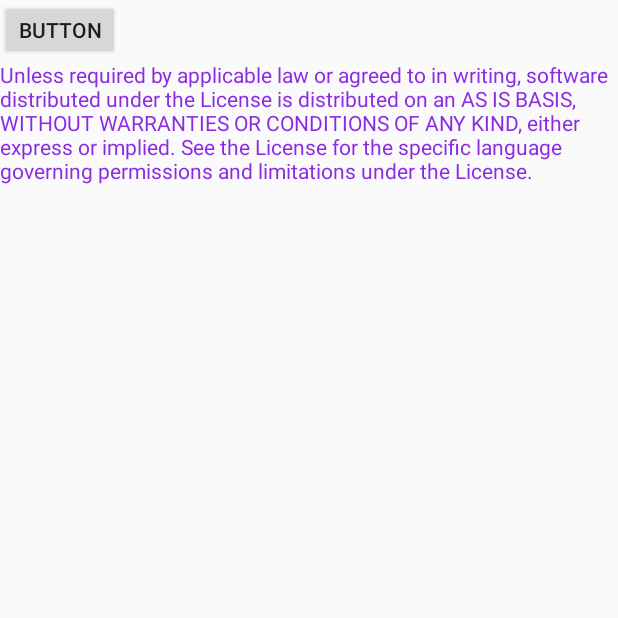
After one commit to sifeier/One, an Android app: the ButterknifeActivity screen opened directly, with no data from a screen before it, on a phone screen of 412 x 824 dp, the top half of it. The commit adds this screen. Run offline under Robolectric (Android 15) with nearby library versions, the phone set to English and light mode, and no system bars; our stand-ins replace ButterKnife.

Commit message:
update hahah

```diff
--- a/app/build.gradle
+++ b/app/build.gradle
@@ -40,6 +40,9 @@ dependencies {
 
     compile 'com.android.support:design:22.2.0'
 
+    compile 'com.jakewharton:butterknife:7.0.1'
+
+
     // 下拉刷新, 已经接入源代码
     // compile 'com.yalantis:phoenix:1.2.1'
 
--- a/app/src/main/java/com/one/LauchActivity.java
+++ b/app/src/main/java/com/one/LauchActivity.java
@@ -18,6 +18,7 @@ import android.view.ViewGroup;
 import android.widget.TextView;
 
 import com.demo.view.SpinnerActivity;
+import com.one.activity.ButterknifeActivity;
 import com.one.activity.FrameLayoutActivity;
 import com.one.activity.KeyboardActivity;
 import com.one.activity.ScreenLockActivity;
@@ -167,6 +168,7 @@ public class LauchActivity extends ActionBarActivity {
             parent.findViewById(R.id.webview_btn).setOnClickListener(this);
             parent.findViewById(R.id.auto_btn).setOnClickListener(this);
             parent.findViewById(R.id.expand_lv_btn).setOnClickListener(this);
+            parent.findViewById(R.id.butterknife_btn).setOnClickListener(this);
         }
 
         @Override
@@ -175,6 +177,10 @@ public class LauchActivity extends ActionBarActivity {
             switch (v.getId()) {
                 case R.id.expand_lv_btn:
                     intent = new Intent(mContext, ExpandLvActivity.class);
+                    startActivity(intent);
+                    break;
+                case R.id.butterknife_btn:
+                    intent = new Intent(mContext, ButterknifeActivity.class);
                     startActivity(intent);
                     break;
                 case R.id.webview_btn:
--- /dev/null
+++ b/app/src/main/java/com/one/activity/ButterknifeActivity.java
@@ -0,0 +1,42 @@
+package com.one.activity;
+
+import com.one.R;
+
+import android.app.Activity;
+import android.os.Bundle;
+import android.view.View;
+import android.widget.Button;
+import android.widget.TextView;
+
+import butterknife.Bind;
+import butterknife.ButterKnife;
+import butterknife.OnClick;
+
+/**
+ * Created by buke on 15/11/2.
+ */
+public class ButterknifeActivity extends Activity {
+
+    @Bind(R.id.view_btn)
+    Button mViewBtn;
+
+    @Bind(R.id.view_tv)
+    TextView mViewTv;
+
+    @OnClick(R.id.view_btn)
+    void btnOnClick() {
+        if (mViewTv.getVisibility() == View.VISIBLE) {
+            mViewTv.setVisibility(View.GONE);
+        } else {
+            mViewTv.setVisibility(View.VISIBLE);
+        }
+    }
+
+    @Override
+    protected void onCreate(Bundle savedInstanceState) {
+        super.onCreate(savedInstanceState);
+        setContentView(R.layout.ac_butterknife_example);
+        ButterKnife.bind(this);
+    }
+
+}
--- /dev/null
+++ b/app/src/main/res/layout/ac_butterknife_example.xml
@@ -0,0 +1,22 @@
+<?xml version="1.0" encoding="utf-8"?>
+<LinearLayout xmlns:android="http://schemas.android.com/apk/res/android"
+              android:orientation="vertical"
+              android:layout_width="match_parent"
+              android:layout_height="match_parent">
+
+    <Button
+            android:id="@+id/view_btn"
+            android:layout_width="80dp"
+            android:layout_height="40dp"
+            android:text="button"
+            />
+
+    <TextView
+            android:id="@+id/view_tv"
+            android:layout_width="match_parent"
+            android:layout_height="wrap_content"
+            android:text="@string/long_example"
+            android:textColor="@color/BlueViolet"
+            />
+
+</LinearLayout>
--- /dev/null
+++ b/app/src/main/res/layout/translucent_background.xml
@@ -0,0 +1,6 @@
+<?xml version="1.0" encoding="utf-8"?>
+<TextView xmlns:android="http://schemas.android.com/apk/res/android"
+          android:layout_width="match_parent"
+          android:layout_height="match_parent"
+          android:text="hello test wall paper"
+        />
--- a/app/src/main/res/values/strings.xml
+++ b/app/src/main/res/values/strings.xml
@@ -33,4 +33,11 @@
     <string name="quote_3">As for me, all I know is that I know nothing - Socrates</string>
     <string name="title_activity_list_flipper">ListFlipper</string>
 
+
+    <string name="long_example">Unless required by applicable law or agreed to in writing, software
+        distributed under the License is distributed on an "AS IS" BASIS,
+        WITHOUT WARRANTIES OR CONDITIONS OF ANY KIND, either express or implied.
+        See the License for the specific language governing permissions and
+        limitations under the License.</string>
+
 </resources>
--- a/build.gradle
+++ b/build.gradle
@@ -13,6 +13,7 @@ buildscript {
     dependencies {
         classpath 'com.android.tools.build:gradle:1.0.0'
 
+
         // NOTE: Do not place your application dependencies here; they belong
         // in the individual module build.gradle files
     }
```
Also changed, not shown: app/src/main/AndroidManifest.xml (+10 -1 lines), app/src/main/java/com/one/TaskActivity.java (+12 -9 lines), app/src/main/java/com/one/listview/ExpandLvActivity.java (+6 -2 lines), app/src/main/res/layout/fragment_lauch.xml (+8 -1 lines), 2 other files.
